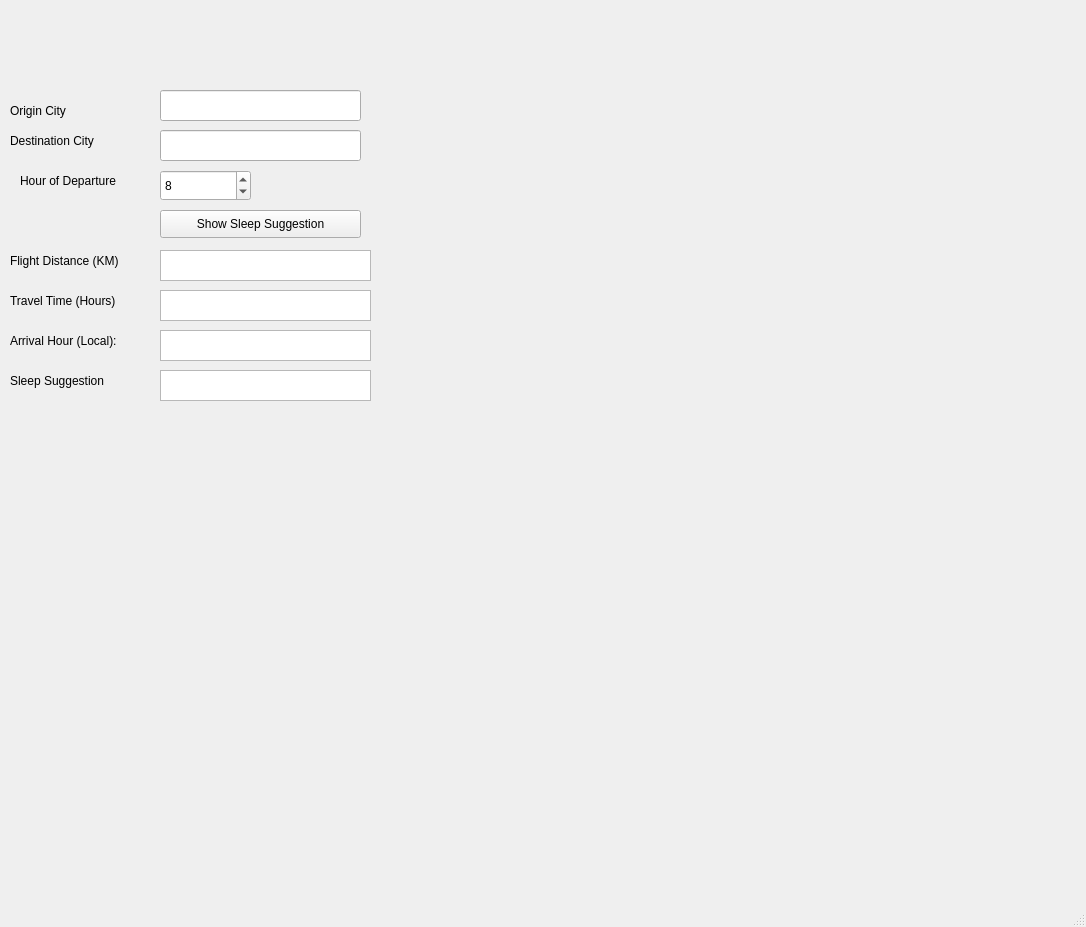
First picture: the form in jetlag.ui, repository WSU-4110/Jet-Lag-Helper, before the edit.
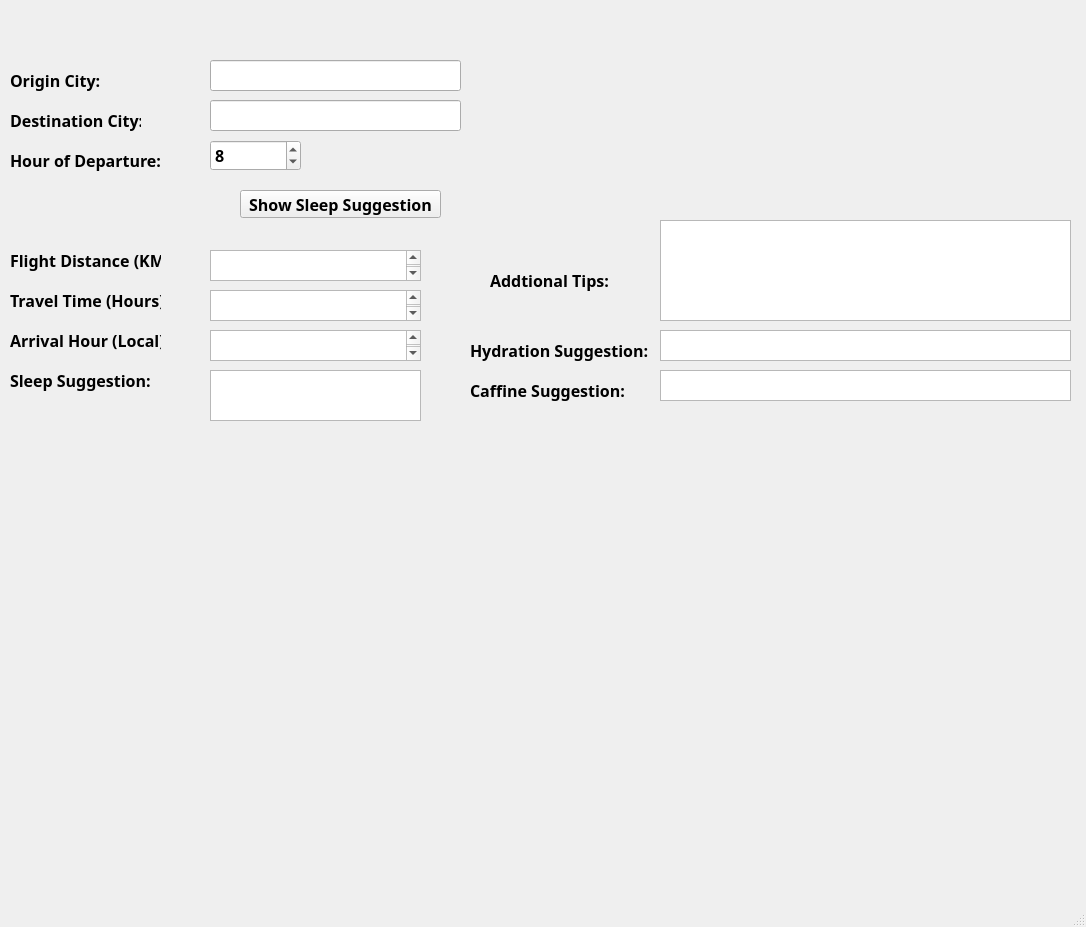
Second picture: the form after the edit.

Diff of the .ui file:
```diff
--- a/jetlag.ui
+++ b/jetlag.ui
@@ -10,15 +10,26 @@
     <height>927</height>
    </rect>
   </property>
+  <property name="font">
+   <font>
+    <family>Trebuchet MS</family>
+    <pointsize>12</pointsize>
+    <weight>75</weight>
+    <bold>true</bold>
+   </font>
+  </property>
   <property name="windowTitle">
    <string>JetLag</string>
   </property>
+  <property name="autoFillBackground">
+   <bool>false</bool>
+  </property>
   <widget class="QWidget" name="centralwidget">
    <widget class="QPushButton" name="cmdGetPlan">
     <property name="geometry">
      <rect>
-      <x>160</x>
-      <y>210</y>
+      <x>240</x>
+      <y>190</y>
       <width>201</width>
       <height>28</height>
      </rect>
@@ -31,33 +42,49 @@
     <property name="geometry">
      <rect>
       <x>10</x>
-      <y>100</y>
+      <y>70</y>
       <width>101</width>
       <height>21</height>
      </rect>
     </property>
+    <property name="font">
+     <font>
+      <family>Trebuchet MS</family>
+      <pointsize>12</pointsize>
+      <weight>75</weight>
+      <bold>true</bold>
+     </font>
+    </property>
     <property name="text">
-     <string>Origin City</string>
+     <string>Origin City:</string>
     </property>
    </widget>
    <widget class="QLabel" name="lblDestination">
     <property name="geometry">
      <rect>
       <x>10</x>
-      <y>130</y>
-      <width>101</width>
+      <y>110</y>
+      <width>131</width>
       <height>21</height>
      </rect>
     </property>
+    <property name="font">
+     <font>
+      <family>Trebuchet MS</family>
+      <pointsize>12</pointsize>
+      <weight>75</weight>
+      <bold>true</bold>
+     </font>
+    </property>
     <property name="text">
-     <string>Destination City</string>
+     <string>Destination City:</string>
     </property>
    </widget>
    <widget class="QSpinBox" name="spinBox">
     <property name="geometry">
      <rect>
-      <x>160</x>
-      <y>170</y>
+      <x>210</x>
+      <y>140</y>
       <width>91</width>
       <height>31</height>
      </rect>
@@ -75,14 +102,14 @@
    <widget class="QLabel" name="lblDepartureHour">
     <property name="geometry">
      <rect>
-      <x>20</x>
-      <y>170</y>
-      <width>101</width>
+      <x>10</x>
+      <y>150</y>
+      <width>151</width>
       <height>21</height>
      </rect>
     </property>
     <property name="text">
-     <string>Hour of Departure</string>
+     <string>Hour of Departure:</string>
     </property>
    </widget>
    <widget class="QLabel" name="label">
@@ -95,7 +122,7 @@
      </rect>
     </property>
     <property name="text">
-     <string>Sleep Suggestion</string>
+     <string>Sleep Suggestion:</string>
     </property>
    </widget>
    <widget class="QLabel" name="label_2">
@@ -140,7 +167,7 @@
    <widget class="QTextBrowser" name="txtFlightDistance">
     <property name="geometry">
      <rect>
-      <x>160</x>
+      <x>210</x>
       <y>250</y>
       <width>211</width>
       <height>31</height>
@@ -150,7 +177,7 @@
    <widget class="QTextBrowser" name="txtTravelTime">
     <property name="geometry">
      <rect>
-      <x>160</x>
+      <x>210</x>
       <y>290</y>
       <width>211</width>
       <height>31</height>
@@ -160,7 +187,7 @@
    <widget class="QTextBrowser" name="txtArrivalHour">
     <property name="geometry">
      <rect>
-      <x>160</x>
+      <x>210</x>
       <y>330</y>
       <width>211</width>
       <height>31</height>
@@ -170,26 +197,26 @@
    <widget class="QTextBrowser" name="txtSleepSuggestion">
     <property name="geometry">
      <rect>
-      <x>160</x>
+      <x>210</x>
       <y>370</y>
       <width>211</width>
-      <height>31</height>
+      <height>51</height>
      </rect>
     </property>
     <property name="html">
      <string>&lt;!DOCTYPE HTML PUBLIC &quot;-//W3C//DTD HTML 4.0//EN&quot; &quot;http://www.w3.org/TR/REC-html40/strict.dtd&quot;&gt;
 &lt;html&gt;&lt;head&gt;&lt;meta name=&quot;qrichtext&quot; content=&quot;1&quot; /&gt;&lt;style type=&quot;text/css&quot;&gt;
 p, li { white-space: pre-wrap; }
-&lt;/style&gt;&lt;/head&gt;&lt;body style=&quot; font-family:'MS Shell Dlg 2'; font-size:8.25pt; font-weight:400; font-style:normal;&quot;&gt;
-&lt;p style=&quot;-qt-paragraph-type:empty; margin-top:0px; margin-bottom:0px; margin-left:0px; margin-right:0px; -qt-block-indent:0; text-indent:0px;&quot;&gt;&lt;br /&gt;&lt;/p&gt;&lt;/body&gt;&lt;/html&gt;</string>
+&lt;/style&gt;&lt;/head&gt;&lt;body style=&quot; font-family:'Trebuchet MS'; font-size:12pt; font-weight:600; font-style:normal;&quot;&gt;
+&lt;p style=&quot;-qt-paragraph-type:empty; margin-top:0px; margin-bottom:0px; margin-left:0px; margin-right:0px; -qt-block-indent:0; text-indent:0px; font-family:'MS Shell Dlg 2'; font-size:8.25pt; font-weight:400;&quot;&gt;&lt;br /&gt;&lt;/p&gt;&lt;/body&gt;&lt;/html&gt;</string>
     </property>
    </widget>
    <widget class="QLineEdit" name="txtOriginCityName">
     <property name="geometry">
      <rect>
-      <x>160</x>
-      <y>90</y>
-      <width>201</width>
+      <x>210</x>
+      <y>60</y>
+      <width>251</width>
       <height>31</height>
      </rect>
     </property>
@@ -197,9 +224,9 @@
    <widget class="QLineEdit" name="txtDestinationCityName">
     <property name="geometry">
      <rect>
-      <x>160</x>
-      <y>130</y>
-      <width>201</width>
+      <x>210</x>
+      <y>100</y>
+      <width>251</width>
       <height>31</height>
      </rect>
     </property>
@@ -223,6 +250,96 @@
      <string/>
     </property>
    </widget>
+   <widget class="QTextBrowser" name="txtHydrationSuggestion">
+    <property name="geometry">
+     <rect>
+      <x>660</x>
+      <y>330</y>
+      <width>411</width>
+      <height>31</height>
+     </rect>
+    </property>
+    <property name="html">
+     <string>&lt;!DOCTYPE HTML PUBLIC &quot;-//W3C//DTD HTML 4.0//EN&quot; &quot;http://www.w3.org/TR/REC-html40/strict.dtd&quot;&gt;
+&lt;html&gt;&lt;head&gt;&lt;meta name=&quot;qrichtext&quot; content=&quot;1&quot; /&gt;&lt;style type=&quot;text/css&quot;&gt;
+p, li { white-space: pre-wrap; }
+&lt;/style&gt;&lt;/head&gt;&lt;body style=&quot; font-family:'Trebuchet MS'; font-size:12pt; font-weight:600; font-style:normal;&quot;&gt;
+&lt;p style=&quot;-qt-paragraph-type:empty; margin-top:0px; margin-bottom:0px; margin-left:0px; margin-right:0px; -qt-block-indent:0; text-indent:0px; font-family:'MS Shell Dlg 2'; font-size:8.25pt; font-weight:400;&quot;&gt;&lt;br /&gt;&lt;/p&gt;&lt;/body&gt;&lt;/html&gt;</string>
+    </property>
+   </widget>
+   <widget class="QTextBrowser" name="txtCaffeineSuggestion">
+    <property name="geometry">
+     <rect>
+      <x>660</x>
+      <y>370</y>
+      <width>411</width>
+      <height>31</height>
+     </rect>
+    </property>
+    <property name="html">
+     <string>&lt;!DOCTYPE HTML PUBLIC &quot;-//W3C//DTD HTML 4.0//EN&quot; &quot;http://www.w3.org/TR/REC-html40/strict.dtd&quot;&gt;
+&lt;html&gt;&lt;head&gt;&lt;meta name=&quot;qrichtext&quot; content=&quot;1&quot; /&gt;&lt;style type=&quot;text/css&quot;&gt;
+p, li { white-space: pre-wrap; }
+&lt;/style&gt;&lt;/head&gt;&lt;body style=&quot; font-family:'Trebuchet MS'; font-size:12pt; font-weight:600; font-style:normal;&quot;&gt;
+&lt;p style=&quot;-qt-paragraph-type:empty; margin-top:0px; margin-bottom:0px; margin-left:0px; margin-right:0px; -qt-block-indent:0; text-indent:0px; font-family:'MS Shell Dlg 2'; font-size:8.25pt; font-weight:400;&quot;&gt;&lt;br /&gt;&lt;/p&gt;&lt;/body&gt;&lt;/html&gt;</string>
+    </property>
+   </widget>
+   <widget class="QTextBrowser" name="txtAdditionalTips">
+    <property name="geometry">
+     <rect>
+      <x>660</x>
+      <y>220</y>
+      <width>411</width>
+      <height>101</height>
+     </rect>
+    </property>
+    <property name="html">
+     <string>&lt;!DOCTYPE HTML PUBLIC &quot;-//W3C//DTD HTML 4.0//EN&quot; &quot;http://www.w3.org/TR/REC-html40/strict.dtd&quot;&gt;
+&lt;html&gt;&lt;head&gt;&lt;meta name=&quot;qrichtext&quot; content=&quot;1&quot; /&gt;&lt;style type=&quot;text/css&quot;&gt;
+p, li { white-space: pre-wrap; }
+&lt;/style&gt;&lt;/head&gt;&lt;body style=&quot; font-family:'Trebuchet MS'; font-size:12pt; font-weight:600; font-style:normal;&quot;&gt;
+&lt;p style=&quot;-qt-paragraph-type:empty; margin-top:0px; margin-bottom:0px; margin-left:0px; margin-right:0px; -qt-block-indent:0; text-indent:0px; font-family:'MS Shell Dlg 2'; font-size:8.25pt; font-weight:400;&quot;&gt;&lt;br /&gt;&lt;/p&gt;&lt;/body&gt;&lt;/html&gt;</string>
+    </property>
+   </widget>
+   <widget class="QLabel" name="label_5">
+    <property name="geometry">
+     <rect>
+      <x>490</x>
+      <y>260</y>
+      <width>131</width>
+      <height>41</height>
+     </rect>
+    </property>
+    <property name="text">
+     <string>Addtional Tips:</string>
+    </property>
+   </widget>
+   <widget class="QLabel" name="label_6">
+    <property name="geometry">
+     <rect>
+      <x>470</x>
+      <y>370</y>
+      <width>161</width>
+      <height>41</height>
+     </rect>
+    </property>
+    <property name="text">
+     <string>Caffine Suggestion:</string>
+    </property>
+   </widget>
+   <widget class="QLabel" name="label_7">
+    <property name="geometry">
+     <rect>
+      <x>470</x>
+      <y>330</y>
+      <width>181</width>
+      <height>41</height>
+     </rect>
+    </property>
+    <property name="text">
+     <string>Hydration Suggestion:</string>
+    </property>
+   </widget>
   </widget>
   <widget class="QMenuBar" name="menubar">
    <property name="geometry">
```
Left out of the diff: 2 changed lines with no effect on the pictures.
